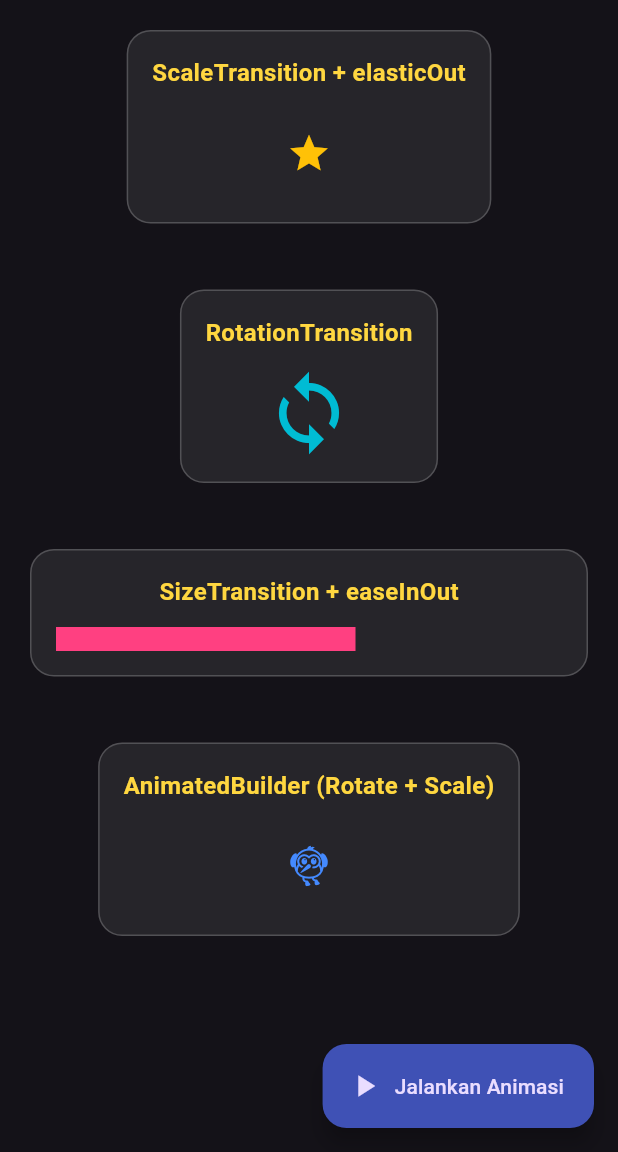
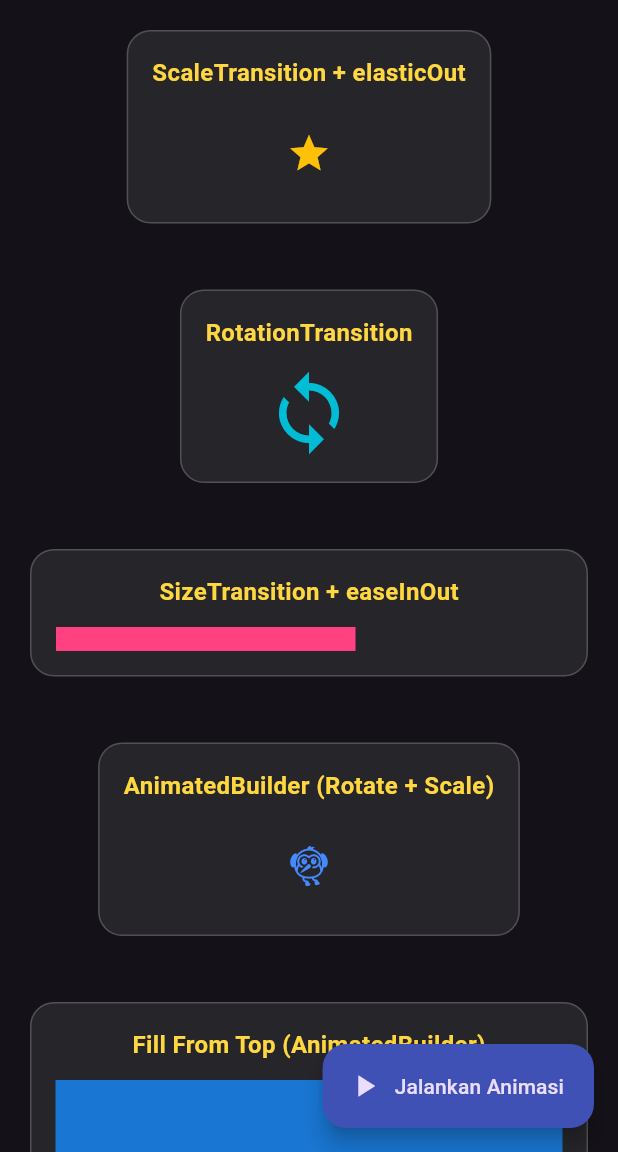
Before and after one commit to snopflake/animation_playground, a Flutter app: the ExplicitPlayground screen opened directly, scrolled down 366 dp, on a phone screen of 412 x 824 dp, the part 84-1236 px from its top. Run offline on Flutter 3.47's test engine with Material 3 defaults, Android fonts, the phone set to English and light mode, and no system bars.

Commit message:
remove wave clipper + add animation builder more

```diff
--- a/lib/screens/explicit_playground.dart
+++ b/lib/screens/explicit_playground.dart
@@ -116,6 +116,8 @@ class _ExplicitPlaygroundState extends State<ExplicitPlayground>
 
             const SizedBox(height: 20),
 
+            // 2 Contoh di bawah ini udh mulai implement AnimatedBuilder -------------
+
             GlassCard(
               label: 'AnimatedBuilder (Rotate + Scale)',
               child: AnimatedBuilder(
@@ -133,6 +135,37 @@ class _ExplicitPlaygroundState extends State<ExplicitPlayground>
               ),
             ),
 
+            const SizedBox(height: 20),
+
+            GlassCard(
+              label: 'Fill From Top (AnimatedBuilder)',
+              child: SizedBox(
+                height: 100,
+                width: double.infinity,
+                child: Stack(
+                  alignment: Alignment.bottomCenter,
+                  children: [
+
+                    Container(color: Colors.blue.shade700),
+
+                    AnimatedBuilder(
+                      animation: _controller,
+                      builder: (context, child) {
+                        return Align(
+                          alignment: Alignment.topCenter,
+                          child: Container(
+                            height: 100 * _controller.value, // Tinggi isi kuning (100 biar full)
+                            color: Colors.amber,
+                          ),
+                        );
+                      },
+                    ),
+                  ],
+                ),
+              ),
+            ),
+
+
             const SizedBox(height: 100),
           ],
         ),
```
Also changed, not shown: lib/widgets/wave_clipper.dart (deleted, +0 -27 lines).
